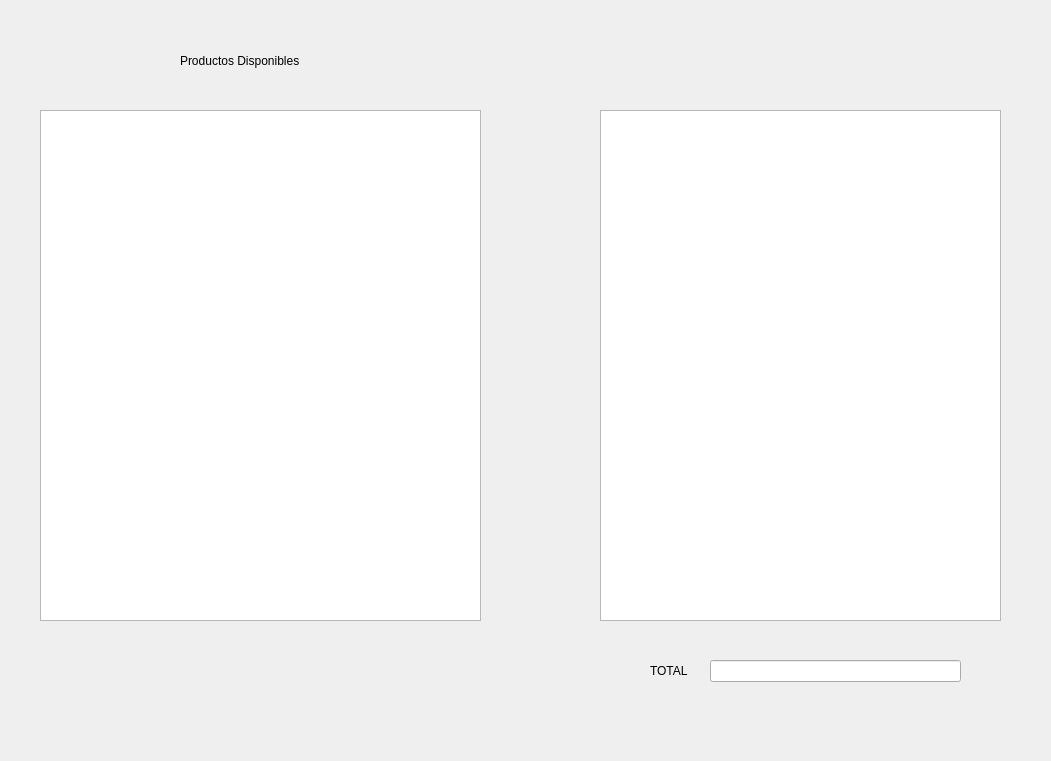
Before: the Qt Designer form gui/papeleria.ui in SamuelOUS/GestionU, drawn with Qt 5.
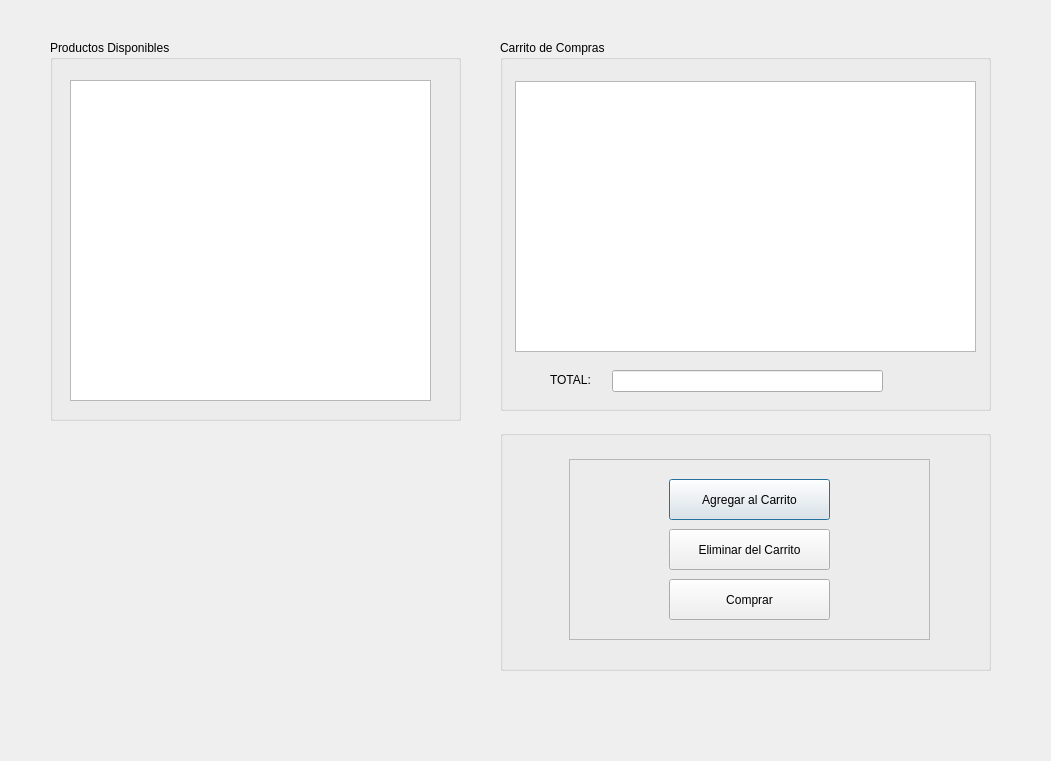
After: the same form once the commit is applied.

Commit message: Crear ventana Papeleria

The edit to the form file:
```diff
--- a/gui/papeleria.ui
+++ b/gui/papeleria.ui
@@ -13,61 +13,151 @@
   <property name="windowTitle">
    <string>Dialog</string>
   </property>
-  <widget class="QTableView" name="tableView">
+  <widget class="QGroupBox" name="groupBox">
    <property name="geometry">
     <rect>
-     <x>600</x>
-     <y>110</y>
-     <width>401</width>
-     <height>511</height>
+     <x>50</x>
+     <y>40</y>
+     <width>411</width>
+     <height>381</height>
     </rect>
    </property>
-  </widget>
-  <widget class="QListView" name="listView">
-   <property name="geometry">
-    <rect>
-     <x>40</x>
-     <y>110</y>
-     <width>441</width>
-     <height>511</height>
-    </rect>
+   <property name="title">
+    <string>Productos Disponibles</string>
    </property>
+   <widget class="QListView" name="list_view_productos">
+    <property name="geometry">
+     <rect>
+      <x>20</x>
+      <y>40</y>
+      <width>361</width>
+      <height>321</height>
+     </rect>
+    </property>
+   </widget>
   </widget>
-  <widget class="QLabel" name="label">
+  <widget class="QGroupBox" name="groupBox_2">
    <property name="geometry">
     <rect>
-     <x>650</x>
-     <y>650</y>
-     <width>121</width>
-     <height>41</height>
+     <x>500</x>
+     <y>40</y>
+     <width>491</width>
+     <height>371</height>
     </rect>
    </property>
-   <property name="text">
-    <string>TOTAL </string>
+   <property name="title">
+    <string>Carrito de Compras</string>
    </property>
+   <widget class="QTableView" name="tableView_carrito">
+    <property name="geometry">
+     <rect>
+      <x>15</x>
+      <y>41</y>
+      <width>461</width>
+      <height>271</height>
+     </rect>
+    </property>
+   </widget>
+   <widget class="QLabel" name="label">
+    <property name="geometry">
+     <rect>
+      <x>50</x>
+      <y>330</y>
+      <width>71</width>
+      <height>20</height>
+     </rect>
+    </property>
+    <property name="text">
+     <string>TOTAL: </string>
+    </property>
+   </widget>
+   <widget class="QLineEdit" name="lineEdit_total">
+    <property name="geometry">
+     <rect>
+      <x>112</x>
+      <y>330</y>
+      <width>271</width>
+      <height>22</height>
+     </rect>
+    </property>
+    <property name="sizePolicy">
+     <sizepolicy hsizetype="Preferred" vsizetype="Fixed">
+      <horstretch>0</horstretch>
+      <verstretch>0</verstretch>
+     </sizepolicy>
+    </property>
+    <property name="readOnly">
+     <bool>true</bool>
+    </property>
+   </widget>
   </widget>
-  <widget class="QLineEdit" name="lineEdit">
+  <widget class="QGroupBox" name="groupBox_3">
    <property name="geometry">
     <rect>
-     <x>710</x>
-     <y>660</y>
-     <width>251</width>
-     <height>22</height>
+     <x>500</x>
+     <y>430</y>
+     <width>491</width>
+     <height>241</height>
     </rect>
    </property>
-  </widget>
-  <widget class="QLabel" name="label_2">
-   <property name="geometry">
-    <rect>
-     <x>180</x>
-     <y>50</y>
-     <width>351</width>
-     <height>21</height>
-    </rect>
+   <property name="title">
+    <string/>
    </property>
-   <property name="text">
-    <string>Productos Disponibles </string>
-   </property>
+   <widget class="QFrame" name="frame">
+    <property name="geometry">
+     <rect>
+      <x>69</x>
+      <y>29</y>
+      <width>361</width>
+      <height>181</height>
+     </rect>
+    </property>
+    <property name="frameShape">
+     <enum>QFrame::StyledPanel</enum>
+    </property>
+    <property name="frameShadow">
+     <enum>QFrame::Raised</enum>
+    </property>
+    <widget class="QPushButton" name="Boton_agregar_carrito">
+     <property name="geometry">
+      <rect>
+       <x>100</x>
+       <y>20</y>
+       <width>161</width>
+       <height>41</height>
+      </rect>
+     </property>
+     <property name="text">
+      <string>Agregar al Carrito</string>
+     </property>
+    </widget>
+    <widget class="QPushButton" name="Boton_eliminar_carrito">
+     <property name="geometry">
+      <rect>
+       <x>100</x>
+       <y>70</y>
+       <width>161</width>
+       <height>41</height>
+      </rect>
+     </property>
+     <property name="text">
+      <string>Eliminar del Carrito</string>
+     </property>
+    </widget>
+    <widget class="QPushButton" name="Boton_comprar">
+     <property name="geometry">
+      <rect>
+       <x>100</x>
+       <y>120</y>
+       <width>161</width>
+       <height>41</height>
+      </rect>
+     </property>
+     <property name="text">
+      <string>Comprar</string>
+     </property>
+    </widget>
+   </widget>
   </widget>
  </widget>
  <resources/>
```
The commit also changes 5 other files.
